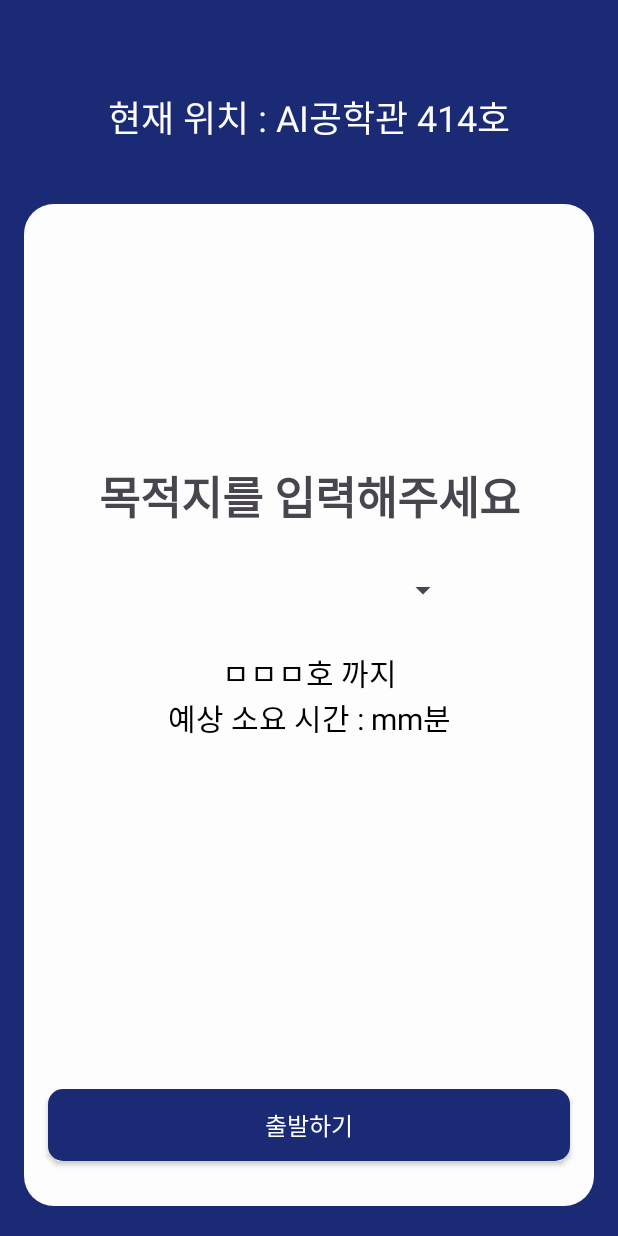
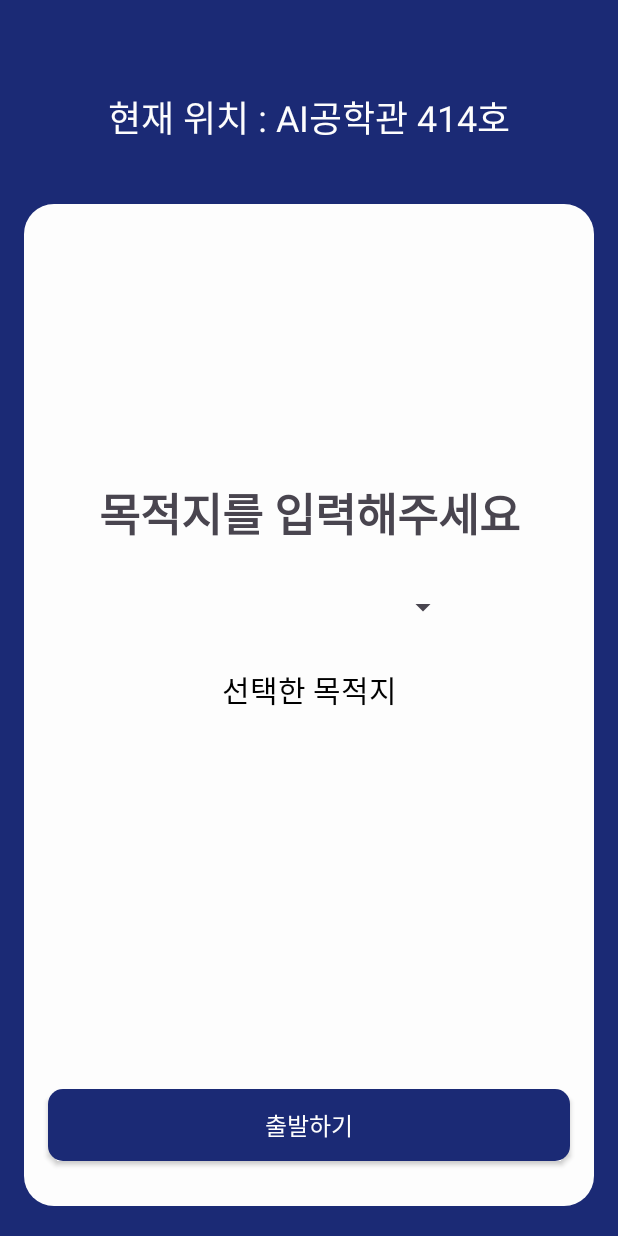
Before and after one commit to sts07142/IndoorNavUser, an Android app: the screen it shows after launch (MainActivity), on a phone screen of 412 x 824 dp. Run offline under Robolectric (Android 15) with nearby library versions, the phone set to English and light mode, and no system bars.

Commit message:
초기화면 수정
목적지 선택 결과 텍스트 수정
경로 안내 화면 핸들러 추가

```diff
--- a/IndoorLocalization/app/src/main/java/com/example/indoorlocalization/MainActivity.java
+++ b/IndoorLocalization/app/src/main/java/com/example/indoorlocalization/MainActivity.java
@@ -6,15 +6,18 @@ import android.content.Intent;
 import android.os.Bundle;
 import android.view.View;
 import android.widget.Button;
+import android.widget.TextView;
 
 public class MainActivity extends AppCompatActivity {
     Button btn_start;
+    TextView selected_point;
 
     @Override
     protected void onCreate(Bundle savedInstanceState) {
         super.onCreate(savedInstanceState);
         setContentView(R.layout.activity_main);
 
+        selected_point = findViewById(R.id.selected_destination);
         btn_start = findViewById(R.id.home_start_btn_tv);
         btn_start.setOnClickListener(v -> {
             /* intent 정보 보내기 */
@@ -28,5 +31,7 @@ public class MainActivity extends AppCompatActivity {
 
             finish();
         });
+
+        selected_point.setText("선택한 목적지" + "");
     }
 }
--- a/IndoorLocalization/app/src/main/res/layout/activity_main.xml
+++ b/IndoorLocalization/app/src/main/res/layout/activity_main.xml
@@ -59,12 +59,12 @@
                             android:layout_height="40dp"/>
 
                         <TextView
-                            android:id="@+id/home_estimated_time_text_tv"
+                            android:id="@+id/selected_destination"
                             android:layout_width="wrap_content"
                             android:layout_height="wrap_content"
                             android:layout_marginTop="20dp"
                             android:layout_gravity="center"
-                            android:text="ㅁㅁㅁ호 까지\n예상 소요 시간 : mm분"
+                            android:text="선택한 목적지 : "
                             android:textColor="@color/black"
                             android:textAlignment="center"
                             android:textSize="20sp"
```
Also changed, not shown: IndoorLocalization/app/src/main/java/com/example/indoorlocalization/NavigationActivity.java (+12 -0 lines).
